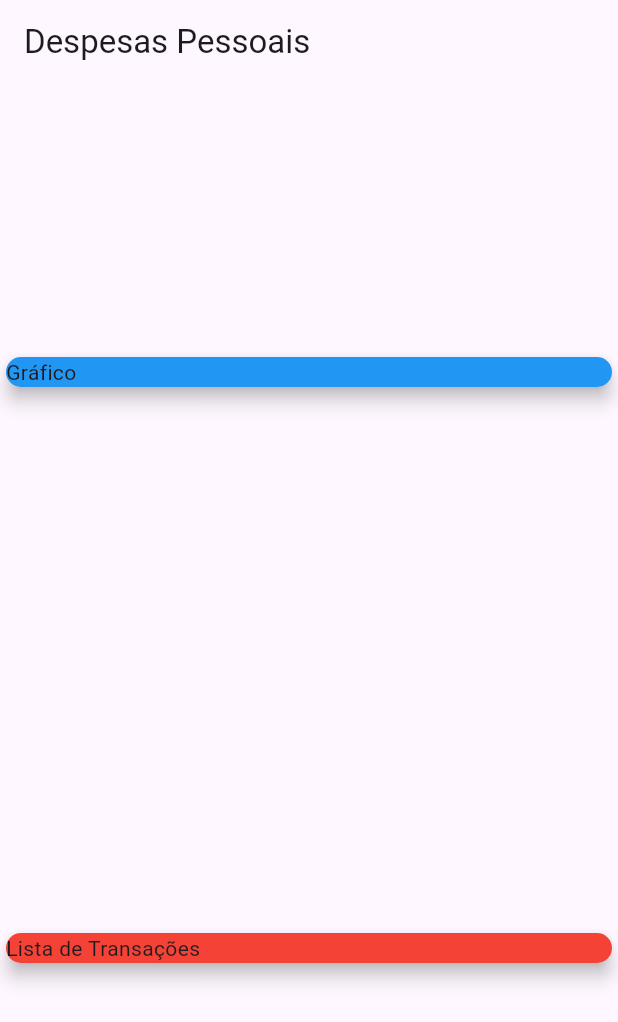
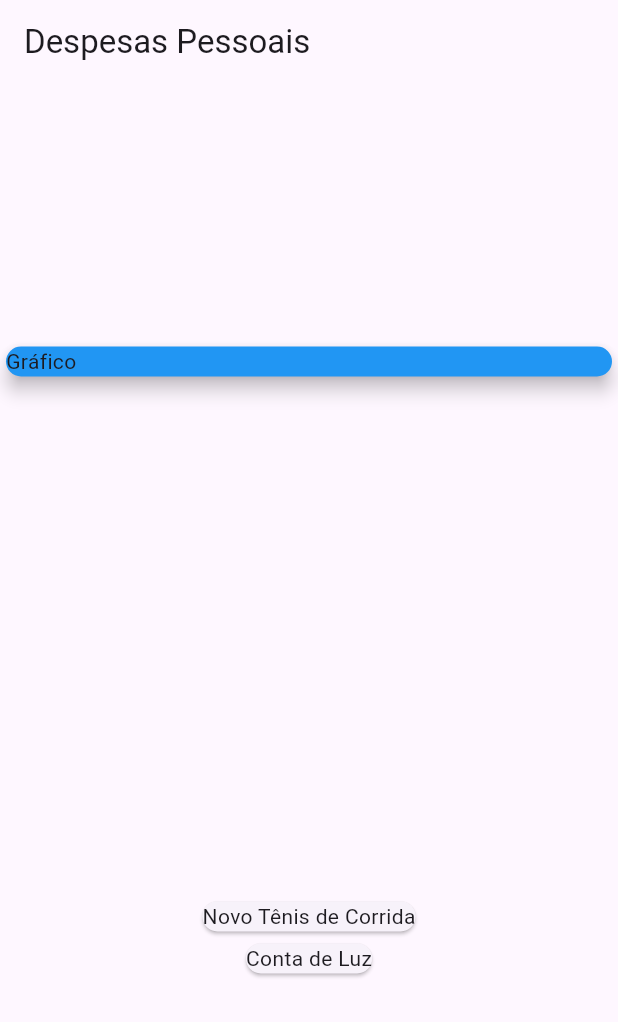
Before and after one commit to viniciusaraujo2405/projetoDespesas, a Flutter app: the screen it shows after launch, on a phone screen of 412 x 824 dp. Shown: the top 1022 px of the screen. Run offline on Flutter 3.47's test engine with Material 3 defaults, Android fonts, the phone set to English and light mode, and no system bars.

Commit message:
Transformando as transacoes em interface visual atraves da funcao map

```diff
--- a/lib/main.dart
+++ b/lib/main.dart
@@ -47,10 +47,12 @@ class MyHomePage extends StatelessWidget {
             elevation: 5,
           ),
           ),
-          Card(
-            color: Colors.red,
-            child: Text('Lista de Transações'),
-            elevation: 5,
+          Column(
+            children: _transactions.map((tr){
+              return Card(
+                child: Text(tr.title),
+              );
+            }).toList(),
           ),
 
         ]
```
